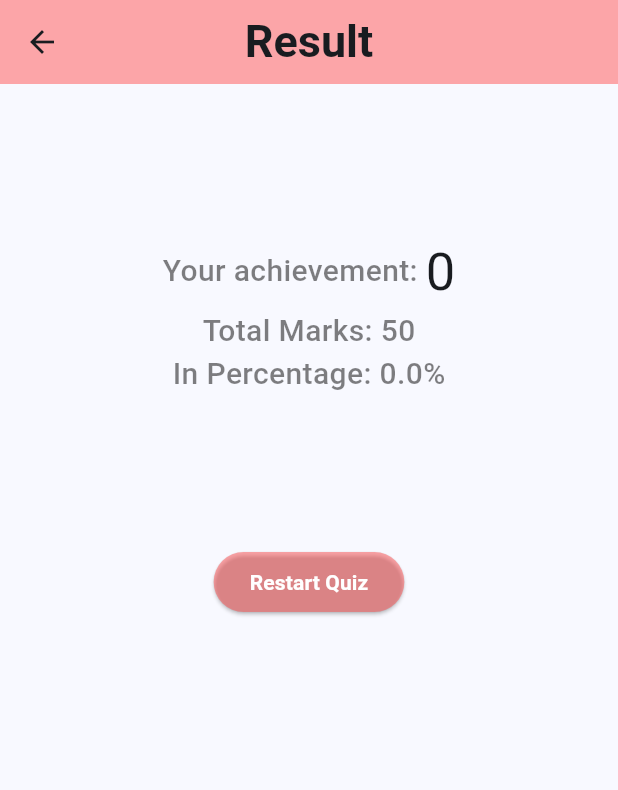
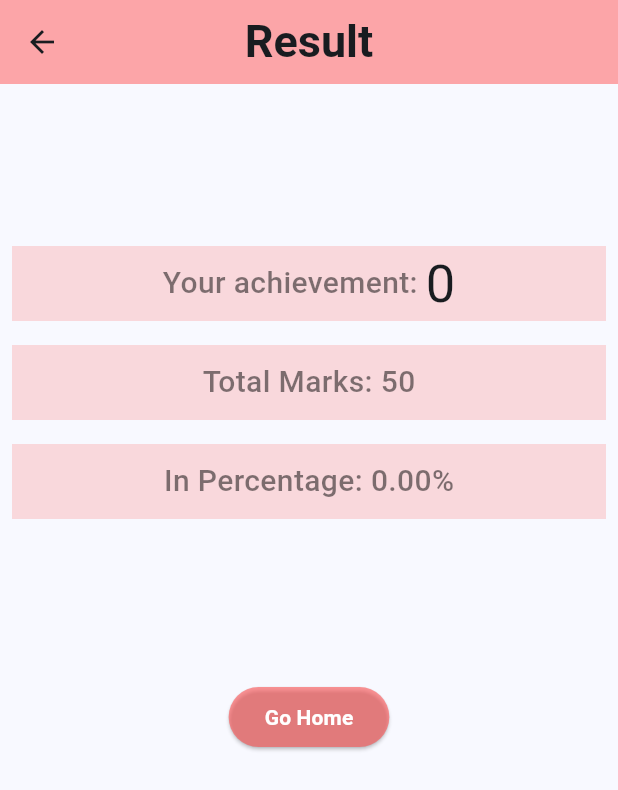
Before and after one commit to mahbubcrx12/mcq-test, a Flutter app: the ResultPage screen opened directly with empty values, on a phone screen of 412 x 824 dp. Shown: the top 790 px of the screen. Run offline on Flutter 3.47's test engine with Material 2 defaults, Android fonts, the phone set to English and light mode, and no system bars; our stand-ins replace cloud_firestore, firebase_auth, firebase_core, firebase_storage, get, sqflite; accounts and stored records are empty.

Commit message:
handling some exception

```diff
--- a/lib/screen/history.dart
+++ b/lib/screen/history.dart
@@ -29,7 +29,7 @@ class _HistoryPageState extends State<HistoryPage> {
   Widget build(BuildContext context) {
     return Scaffold(
       appBar: AppBar(
-        title: Text('Previous History'),
+        title: Text('Previous History',style: TextStyle(fontSize: 30, fontWeight: FontWeight.bold),),
         centerTitle: true,
         backgroundColor: Colors.redAccent.withOpacity(.5),
       ),
@@ -60,7 +60,7 @@ class _HistoryPageState extends State<HistoryPage> {
                       fontWeight: FontWeight.w500,
                     ),),
                     SizedBox(height: 4),
-                    Text('Result in Percentage: ${result['result_in_percentage']}'),
+                    Text('Result in Percentage: ${result['result_in_percentage']}%'),
                   ],
                 ),
               ),
--- a/lib/screen/quiz_page.dart
+++ b/lib/screen/quiz_page.dart
@@ -198,7 +198,6 @@ class _QuizPageState extends State<QuizPage> {
                     padding: const EdgeInsets.all(8.0),
                     child: InkWell(
                       child: Container(
-                        //height: 50,
                         width: MediaQuery.of(context).size.width,
                         decoration: BoxDecoration(
                             color: Colors.redAccent.withOpacity(.1)),
--- a/lib/screen/result_page.dart
+++ b/lib/screen/result_page.dart
@@ -13,7 +13,8 @@ class ResultPage extends StatelessWidget {
 
   @override
   Widget build(BuildContext context) {
-    double resultInPer = ((result! / 50)! * 100);
+    double resultper = ((result! / 50)! * 100);
+    String resultInPer = resultper.toStringAsFixed(2);
     return Scaffold(
       appBar: AppBar(
         title: Text(
@@ -30,7 +31,15 @@ class ResultPage extends StatelessWidget {
             SizedBox(
               height: 100,
             ),
-            Row(
+            Padding(
+              padding: const EdgeInsets.all(8.0),
+              child: Container(
+                height: 50,
+                width: double.infinity,
+                decoration: BoxDecoration(
+                  color: Colors.redAccent.withOpacity(.2)
+                ),
+                child: Row(
                   crossAxisAlignment: CrossAxisAlignment.center,
                   mainAxisAlignment: MainAxisAlignment.center,
                   children: [
@@ -47,6 +56,19 @@ class ResultPage extends StatelessWidget {
                     ),
                   ],
                 ),
+              ),
+            ),
+            Padding(
+              padding: const EdgeInsets.all(8.0),
+              child: Container(
+                height: 50,
+                width: double.infinity,
+                decoration: BoxDecoration(
+                    color: Colors.redAccent.withOpacity(.2)
+                ),
+                child: Row(
+                  mainAxisAlignment: MainAxisAlignment.center,
+                  children: [
                     Text(
                       'Total Marks: 50',
                       style: TextStyle(
@@ -54,24 +76,32 @@ class ResultPage extends StatelessWidget {
                           color: Colors.black.withOpacity(.5),
                           fontWeight: FontWeight.w500),
                     ),
-            Row(
+                  ],
+                ),
+              ),
+            ),
+            Padding(
+              padding: const EdgeInsets.all(8.0),
+              child: Container(
+                height: 50,
+                width: double.infinity,
+                decoration: BoxDecoration(
+                    color: Colors.redAccent.withOpacity(.2)
+                ),
+                child: Row(
                   mainAxisAlignment: MainAxisAlignment.center,
                   children: [
                     Text(
-                  'In Percentage: $resultInPer',
+                      'In Percentage: ${resultInPer}%',
                       style: TextStyle(
                           fontSize: 20,
                           color: Colors.black.withOpacity(.5),
                           fontWeight: FontWeight.w500),
                     ),
-                Text(
-                  '%',
-                  style: TextStyle(
-                      fontSize: 20,
-                      color: Colors.black.withOpacity(.5),
-                      fontWeight: FontWeight.w500),
-                )
+
                   ],
+                ),
+              ),
             ),
             SizedBox(
               height: 100,
@@ -80,7 +110,7 @@ class ResultPage extends StatelessWidget {
               onPressed: () async {
                 // Insert data into table
                 await StoreResult.insertData(
-                    DateTime.now().toString(), result!, resultInPer);
+                    DateTime.now().toString(), result!, resultper);
 
                 //Query all data from table
                 List<Map<String,dynamic>> resultData = await StoreResult.getAllResult();
@@ -89,12 +119,13 @@ class ResultPage extends StatelessWidget {
                 Get.to(() => HomePage());
               },
               child: Text(
-                "Restart Quiz",
+                "Go Home",
                 style:
                     TextStyle(color: Colors.white, fontWeight: FontWeight.bold),
               ),
               style: ElevatedButton.styleFrom(
-                  primary: Colors.redAccent.withOpacity(.5)),
+                backgroundColor:  Colors.redAccent.withOpacity(.6),
+              )
             )
           ],
         ),
```
Lines whose indentation alone changed are shown as unchanged.
